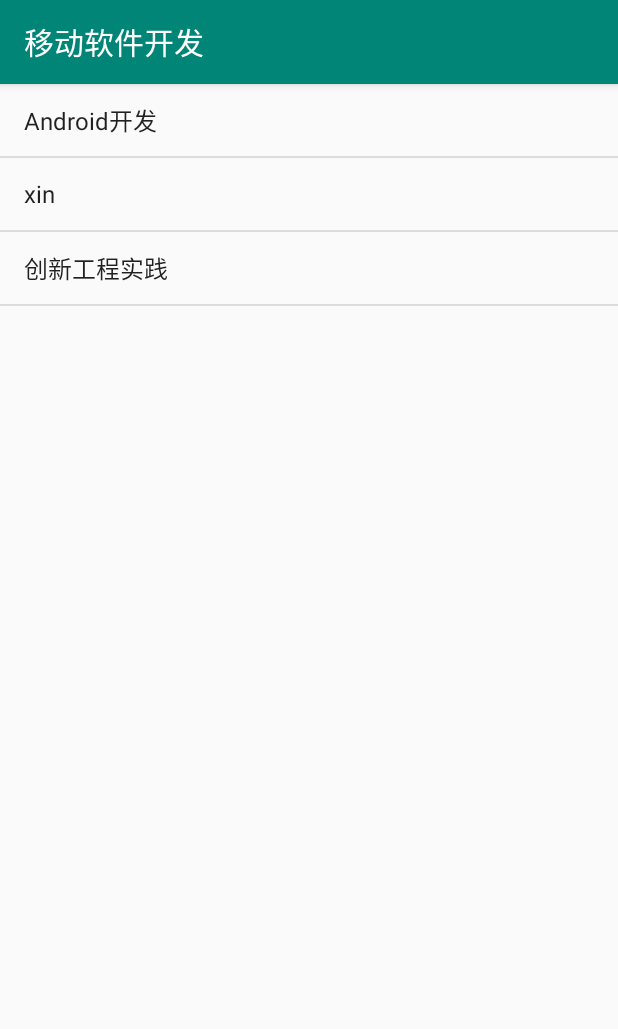
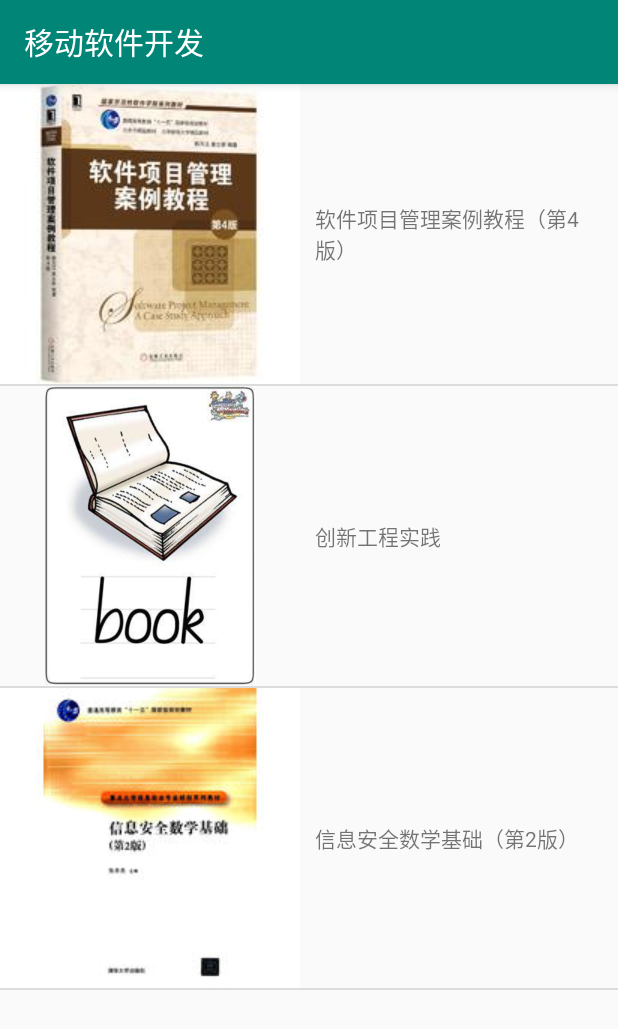
Before and after one commit to a70838697/MobileSoftwarDevelopment, an Android app: the ListViewMainActivity screen opened directly, with no data from a screen before it, on a phone screen of 412 x 824 dp. Shown: the top 1029 px of the screen. Run offline under Robolectric (Android 15) with nearby library versions, the phone set to English and light mode, and no system bars.

Commit message:
book list view ok

```diff
--- /dev/null
+++ b/app/src/main/java/com/example/casper/Book.java
@@ -0,0 +1,27 @@
+package com.example.casper;
+
+public class Book {
+    private String title;
+    private int coverResourceId;
+
+    public Book(String title, int coverResourceId) {
+        this.setTitle(title);
+        this.setCoverResourceId(coverResourceId);
+    }
+
+    public String getTitle() {
+        return title;
+    }
+
+    public void setTitle(String title) {
+        this.title = title;
+    }
+
+    public int getCoverResourceId() {
+        return coverResourceId;
+    }
+
+    public void setCoverResourceId(int coverResourceId) {
+        this.coverResourceId = coverResourceId;
+    }
+}
--- a/app/src/main/java/com/example/casper/ListViewMainActivity.java
+++ b/app/src/main/java/com/example/casper/ListViewMainActivity.java
@@ -1,13 +1,24 @@
 package com.example.casper;
 
+import android.content.Context;
 import android.os.Bundle;
+import android.view.LayoutInflater;
+import android.view.View;
+import android.view.ViewGroup;
 import android.widget.ArrayAdapter;
+import android.widget.ImageView;
 import android.widget.ListView;
+import android.widget.TextView;
 
+import androidx.annotation.NonNull;
 import androidx.appcompat.app.AppCompatActivity;
+
+import java.util.ArrayList;
+import java.util.List;
 
 public class ListViewMainActivity extends AppCompatActivity {
 
+    private List<Book> listBooks = new ArrayList<>();
     ListView listViewBooks;
     String[] bookNames = {"Android开发", "xin", "创新工程实践"};
 
@@ -15,10 +26,44 @@ public class ListViewMainActivity extends AppCompatActivity {
     protected void onCreate(Bundle savedInstanceState) {
         super.onCreate(savedInstanceState);
         setContentView(R.layout.activity_list_view_main);
+
+        init();
         listViewBooks = this.findViewById(R.id.list_view_books);
 
-        ArrayAdapter<String> adapter = new ArrayAdapter<String>(
-                ListViewMainActivity.this, android.R.layout.simple_list_item_1, bookNames);
+        BookAdapter adapter = new BookAdapter(ListViewMainActivity.this, R.layout.list_view_item_book, getListBooks());
         listViewBooks.setAdapter(adapter);
     }
+
+    /**
+     * 初始化数据
+     */
+    private void init() {
+        getListBooks().add(new Book("软件项目管理案例教程（第4版）", R.drawable.book_2));
+        getListBooks().add(new Book("创新工程实践", R.drawable.book_no_name));
+        getListBooks().add(new Book("信息安全数学基础（第2版）", R.drawable.book_1));
+    }
+
+    public List<Book> getListBooks() {
+        return listBooks;
+    }
+
+    class BookAdapter extends ArrayAdapter<Book> {
+
+        private int resourceId;
+
+        public BookAdapter(Context context, int resource, List<Book> objects) {
+            super(context, resource, objects);
+            resourceId = resource;
+        }
+
+        @NonNull
+        @Override
+        public View getView(int position, View convertView, ViewGroup parent) {
+            Book book = getItem(position);//获取当前项的实例
+            View view = LayoutInflater.from(getContext()).inflate(resourceId, parent, false);
+            ((ImageView) view.findViewById(R.id.image_view_book_cover)).setImageResource(book.getCoverResourceId());
+            ((TextView) view.findViewById(R.id.text_view_book_title)).setText(book.getTitle());
+            return view;
+        }
+    }
 }
--- /dev/null
+++ b/app/src/main/res/layout/list_view_item_book.xml
@@ -0,0 +1,18 @@
+<?xml version="1.0" encoding="utf-8"?>
+<LinearLayout xmlns:android="http://schemas.android.com/apk/res/android"
+    android:layout_width="match_parent"
+    android:layout_height="wrap_content">
+
+    <ImageView
+        android:id="@+id/image_view_book_cover"
+        android:layout_width="200dp"
+        android:layout_height="200dp" />
+
+    <TextView
+        android:id="@+id/text_view_book_title"
+        android:layout_width="wrap_content"
+        android:layout_height="wrap_content"
+        android:layout_gravity="center_vertical"
+        android:layout_marginLeft="10dp" />
+
+</LinearLayout>
```
Also changed, not shown: app/src/main/res/drawable-v24/book_1.jpg (added), app/src/main/res/drawable-v24/book_2.jpg (added), app/src/main/res/drawable-v24/book_no_name.jpg (added).
